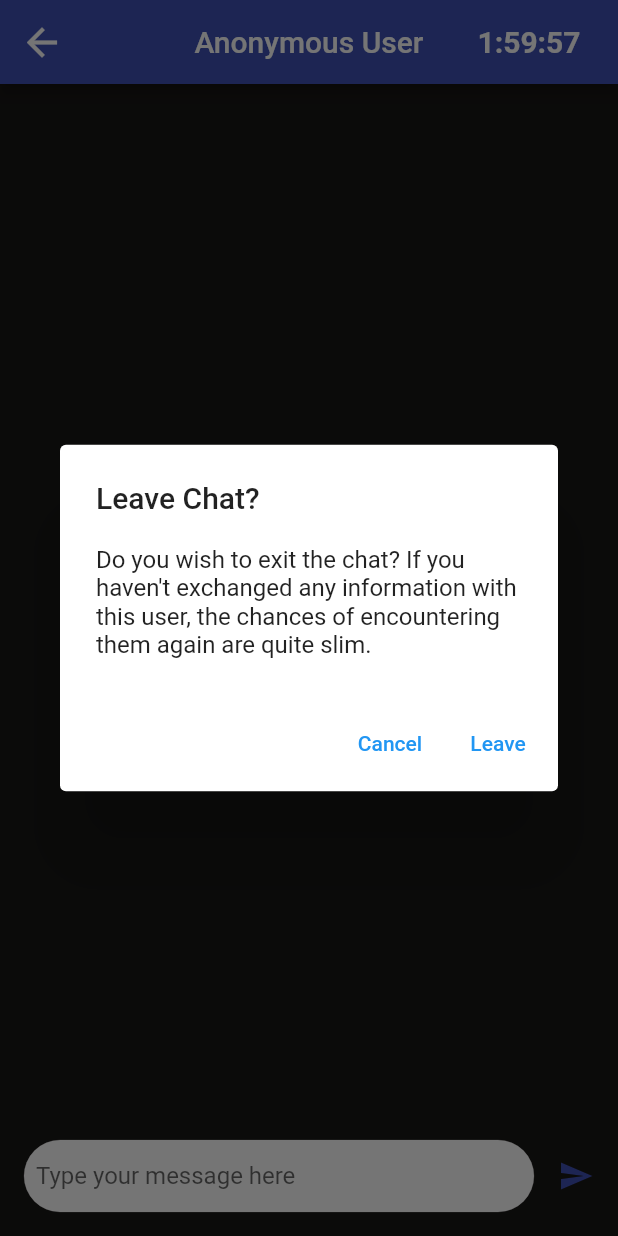
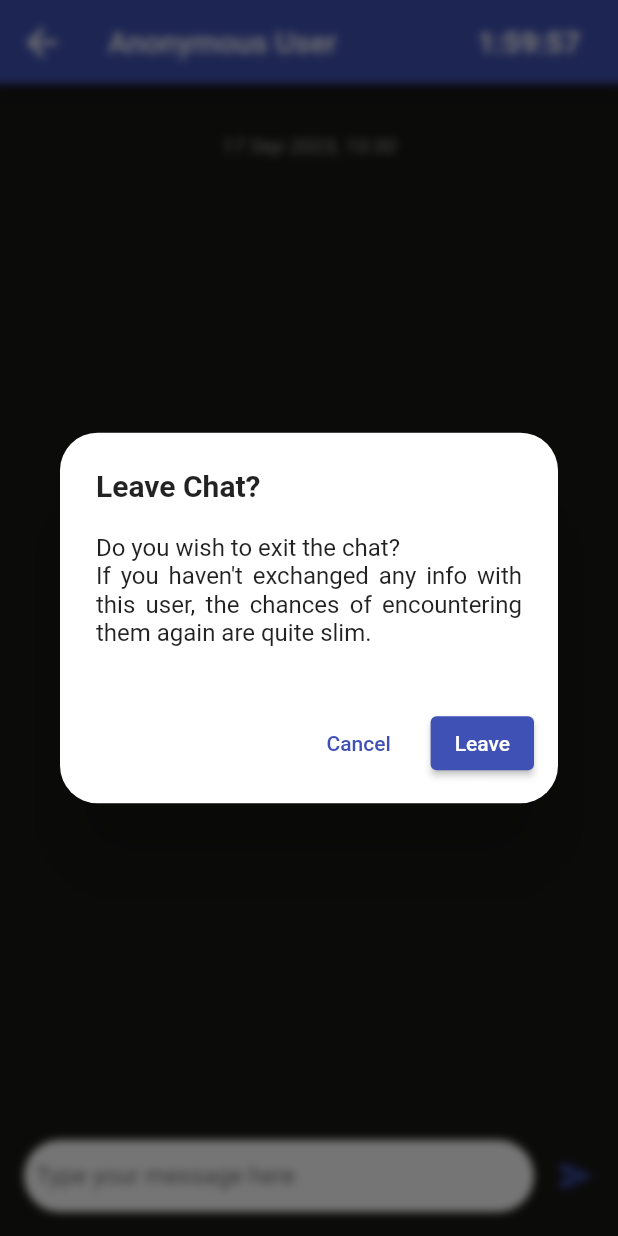
Before and after one commit to TheGamingGod85/Proof-of-Concept, a Flutter app: the ChatPage screen opened directly, after a tap on the "arrow back" icon, on a phone screen of 412 x 824 dp. Run offline on Flutter 3.47's test engine with Material 2 defaults, Android fonts, the phone set to English and light mode, and no system bars; drawn by our look-alikes of chat_bubbles; our stand-ins replace device_info_plus, firebase_core, firebase_messaging, flutter_animate, geolocator, page_transition; missing offline and left inert: intro_screen_onboarding_flutter; accounts and stored records are empty.

Commit message:
roz roz ke commit

```diff
--- a/lib/screens/chat.dart
+++ b/lib/screens/chat.dart
@@ -1,6 +1,7 @@
-
 import 'package:flutter/material.dart';
+import 'package:flutter/services.dart';
 import 'package:flutter_animate/flutter_animate.dart';
+import 'package:intl/intl.dart';
 import 'package:poc/widgets/widgets.dart';
 import 'package:poc/widgets/theme.dart';
 import 'package:chat_bubbles/chat_bubbles.dart';
@@ -12,6 +13,7 @@ class ChatPage extends StatefulWidget {
 
 class _ChatPageState extends State<ChatPage> {
   List<Message> messages = [];
+  Message? _longPressedMessage; // Store the long-pressed message
 
   @override
   Widget build(BuildContext context) {
@@ -34,8 +36,21 @@ class _ChatPageState extends State<ChatPage> {
           title: Text(
             "Anonymous User",
           ),
-          centerTitle: true,
+          centerTitle: false,
           actions: [
+            if (_longPressedMessage != null) // Show the copy button when a message is long-pressed
+              IconButton(
+                icon: Icon(Icons.copy_rounded),
+                onPressed: () {
+                  _copyMessageToClipboard(_longPressedMessage!.text);
+                  ScaffoldMessenger.of(context).showSnackBar(
+                    SnackBar(content: Text('Message copied to clipboard'),duration: 300.milliseconds, backgroundColor: MyColor.black,),
+                  );
+                  setState(() {
+                    _longPressedMessage = null; // Reset the long-pressed message
+                  });
+                },
+              ),
             ReusableCountdownTimer(
               initialSeconds: 2 * 60 * 60,
               onTimerComplete: () {
@@ -46,14 +61,39 @@ class _ChatPageState extends State<ChatPage> {
         ),
         body: Padding(
           padding: EdgeInsets.only(top: 25),
+          child: GestureDetector(
+            onTap: () {
+              // Reset the long-pressed message when tapping outside
+              setState(() {
+                _longPressedMessage = null;
+              });
+            },
             child: Column(
               children: <Widget>[
+                // Add a widget to display the current date message
+                if (messages.isEmpty) // Show it only if there are no messages yet
+                  Padding(
+                    padding: const EdgeInsets.all(8.0),
+                    child: Text(
+                      '${DateFormat('dd MMM yyyy, hh:mm').format(DateTime.now())}',
+                      style: TextStyle(
+                        color: Colors.grey,
+                        fontStyle: FontStyle.italic,
+                      ),
+                    ),
+                  ),
                 Expanded(
                   child: ListView.builder(
                     shrinkWrap: true,
                     itemCount: messages.length,
                     itemBuilder: (context, index) {
-                    return Padding(
+                      return GestureDetector(
+                        onLongPress: () {
+                          setState(() {
+                            _longPressedMessage = messages[index];
+                          });
+                        },
+                        child: Padding(
                           padding: const EdgeInsets.only(bottom: 10.0),
                           child: BubbleNormal(
                             text: messages[index].text,
@@ -63,6 +103,7 @@ class _ChatPageState extends State<ChatPage> {
                             textStyle: TextStyle(
                               fontSize: 20,
                               color: Colors.white,
+                            ),
                           ),
                         ),
                       );
@@ -87,7 +128,7 @@ class _ChatPageState extends State<ChatPage> {
                             text: 'This is a reply from the other person.',
                             isSender: false,
                             color: MyColor.crimson,
-                          timestamp: currentTime.add(1.minutes)));
+                            timestamp: currentTime.add(Duration(minutes: 1))));
                       });
                     },
                   ),
@@ -96,7 +137,12 @@ class _ChatPageState extends State<ChatPage> {
             ),
           ),
         ),
+      ),
     );
+  }
+
+  void _copyMessageToClipboard(String message) {
+    Clipboard.setData(ClipboardData(text: message));
   }
 }
 
--- a/lib/widgets/widgets.dart
+++ b/lib/widgets/widgets.dart
@@ -1,9 +1,12 @@
 import 'dart:async';
+import 'dart:ui';
 import 'package:flutter/material.dart';
+import 'package:flutter/services.dart';
 import 'package:flutter_animate/flutter_animate.dart';
 import 'package:page_transition/page_transition.dart';
 
 import 'package:poc/screens/startchat.dart';
+import 'package:poc/widgets/theme.dart';
 
 class ReusableCountdownTimer extends StatefulWidget {
   final int initialSeconds;
@@ -83,17 +86,22 @@ class _ReusableCountdownTimerState extends State<ReusableCountdownTimer> {
 void leaveChatDialog(BuildContext context) {
   showDialog(
     context: context,
-    builder: (context) => AlertDialog(
-      title: Text("Leave Chat?"),
+    builder: (context) => BackdropFilter(
+      filter: ImageFilter.blur(sigmaX: 3, sigmaY: 3),
+      child: AlertDialog(
+        title: Text("Leave Chat?", style: TextStyle(fontWeight: FontWeight.bold),),
         content: Text(
-          "Do you wish to exit the chat? If you haven't exchanged any information with this user, the chances of encountering them again are quite slim."),
+            "Do you wish to exit the chat? \nIf you haven't exchanged any info with this user, the chances of encountering them again are quite slim.", textAlign: TextAlign.justify, ),
         actions: [
           TextButton(
               onPressed: () {
                 Navigator.of(context).pop();
               },
+              style: TextButton.styleFrom(foregroundColor: MyColor.indigo),
               child: Text("Cancel")),
-        TextButton(
+          Padding(
+            padding: const EdgeInsets.all(8.0),
+            child: ElevatedButton(
                 onPressed: () {
                   Navigator.pushAndRemoveUntil(
                       context,
@@ -102,8 +110,12 @@ void leaveChatDialog(BuildContext context) {
                           type: PageTransitionType.fade,
                           duration: 500.milliseconds), (route) => false);
                 },
-            child: Text("Leave"))
+                style: ElevatedButton.styleFrom(backgroundColor: MyColor.indigo),
+                child: Text("Leave")),
+          )
         ],
+        shape: RoundedRectangleBorder(borderRadius: BorderRadius.circular(25)),
+      ),
     ),
   );
 }
--- a/pubspec.yaml
+++ b/pubspec.yaml
@@ -48,6 +48,7 @@ dependencies:
   equatable: ^2.0.5
   chat_bubbles: ^1.5.0
   device_info_plus: ^9.0.3
+  intl: ^0.18.1
 
 dev_dependencies:
   flutter_test:
```
Also changed, not shown: pubspec.lock, 1 other file. Lines whose indentation alone changed are shown as unchanged.
